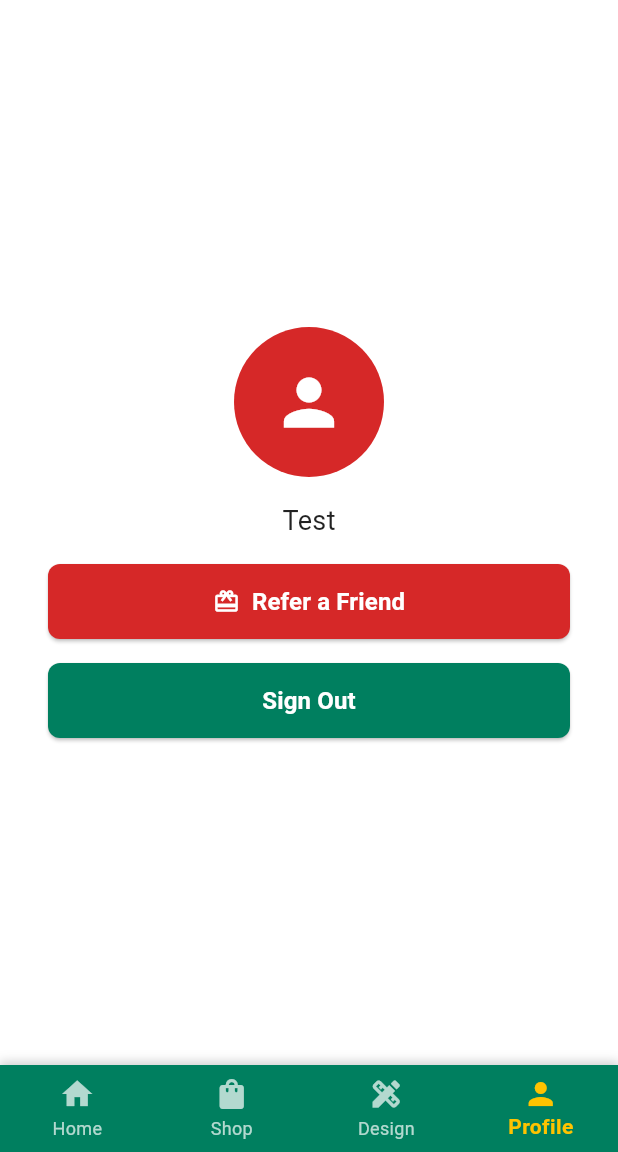
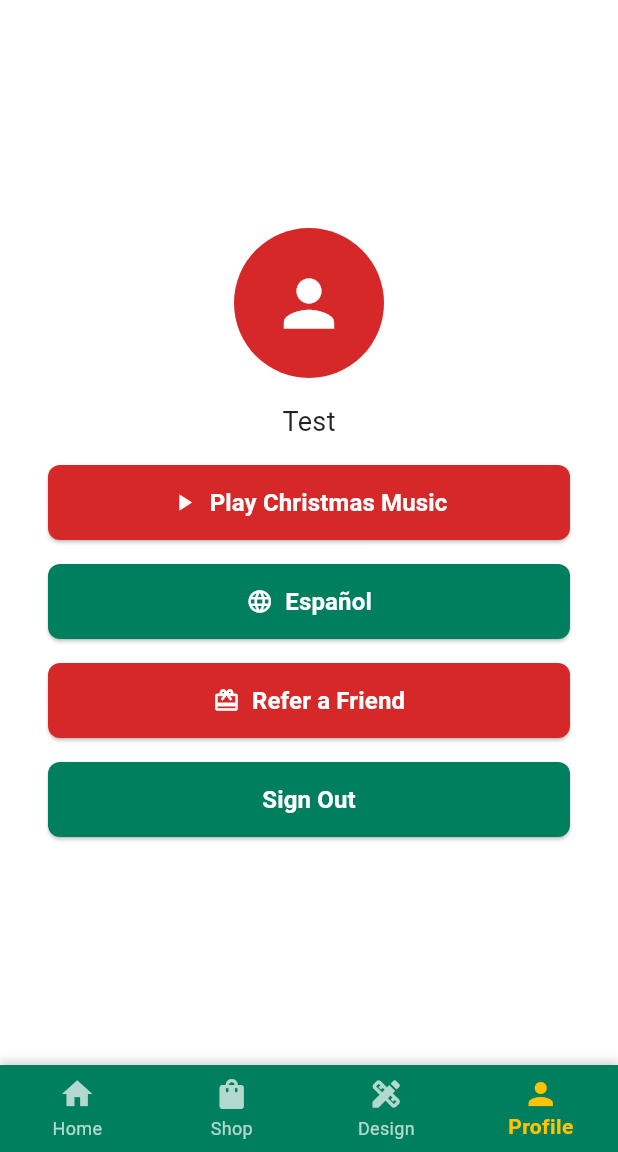
Before and after one commit to samiurvit1/Christmas_Tree_App, a Flutter app: the screen it shows after launch, item 4 of the bottom bar chosen, on a phone screen of 412 x 824 dp, the part 84-1236 px from its top. Run offline on Flutter 3.47's test engine with Material 3 defaults, Android fonts, the phone set to English and light mode, and no system bars; our stand-ins replace google_fonts, just_audio; missing offline and left inert: flutter_cube, model_viewer_plus, snow_fall_animation; accounts and stored records are empty; network calls fail.

Commit message:
Changed to images, sound options

```diff
--- a/ChristmasTreeApp/flutter_launcher_icons.yaml
+++ b/ChristmasTreeApp/flutter_launcher_icons.yaml
@@ -3,4 +3,4 @@ flutter_launcher_icons:
   ios: true
   image_path: "assets/logo/christmas_logo.png"
   adaptive_icon_background: "#D62828"
-  adaptive_icon_foreground: "assets/logo/christmas_logo_foreground.png"
+  # adaptive_icon_foreground: "assets/logo/christmas_logo_foreground.png"
--- a/ChristmasTreeApp/lib/pages/home_page.dart
+++ b/ChristmasTreeApp/lib/pages/home_page.dart
@@ -28,10 +28,64 @@ class _HomePageState extends State<HomePage> {
   int _currentIndex = 0;
   double _santaPosition = -100; // Initial position of Santa (off-screen)
   late Timer _timer;
-  final AudioPlayer _audioPlayer = AudioPlayer();
+  static final AudioPlayer _audioPlayer = AudioPlayer(); // Make static
+  bool _isPlaying = true; // Track play state
   final ApiService _apiService = ApiService(); // Instance of ApiService
   List<Product> _featuredProducts = []; // Initialize as an empty list
   List<Category> _categories = [];
+
+  // Add language state and translations
+  String _language = 'en';
+  final Map<String, Map<String, String>> _localizedStrings = {
+    'en': {
+      'christmas_decor': 'Christmas Decor',
+      'home': 'Home',
+      'shop': 'Shop',
+      'design': 'Design',
+      'profile': 'Profile',
+      'categories': 'Categories',
+      'featured_products': 'Featured Products',
+      'refer_a_friend': 'Refer a Friend',
+      'share_spirit': 'Share the Christmas Spirit',
+      'customize_tree': 'Customize Your Christmas Tree',
+      'start_designing': 'Start Designing',
+      'need_stylist': 'Need Help from a Stylist?',
+      'book_stylist': 'Book a Stylist',
+      'pause_music': 'Pause Christmas Music',
+      'play_music': 'Play Christmas Music',
+      'sign_out': 'Sign Out',
+      'language': 'Español',
+      'design_tree': 'Design Your Dream Tree',
+    },
+    'es': {
+      'christmas_decor': 'Decoración Navideña',
+      'home': 'Inicio',
+      'shop': 'Tienda',
+      'design': 'Diseño',
+      'profile': 'Perfil',
+      'categories': 'Categorías',
+      'featured_products': 'Productos Destacados',
+      'refer_a_friend': 'Recomienda a un Amigo',
+      'share_spirit': 'Comparte el Espíritu Navideño',
+      'customize_tree': 'Personaliza tu Árbol de Navidad',
+      'start_designing': 'Comenzar a Diseñar',
+      'need_stylist': '¿Necesitas ayuda de un estilista?',
+      'book_stylist': 'Reservar un Estilista',
+      'pause_music': 'Pausar Música Navideña',
+      'play_music': 'Reproducir Música Navideña',
+      'sign_out': 'Cerrar Sesión',
+      'language': 'English',
+      'design_tree': 'Diseña tu Árbol Soñado',
+    }
+  };
+
+  String t(String key) => _localizedStrings[_language]![key] ?? key;
+
+  void _toggleLanguage() {
+    setState(() {
+      _language = _language == 'en' ? 'es' : 'en';
+    });
+  }
 
   @override
   void initState() {
@@ -40,11 +94,15 @@ class _HomePageState extends State<HomePage> {
     _startSantaAnimation();
     _fetchFeaturedProducts(); // Fetch featured products
     _fetchCategories();
+    _audioPlayer.playerStateStream.listen((state) {
+      setState(() {
+        _isPlaying = state.playing;
+      });
+    });
   }
 
   @override
   void dispose() {
-    _audioPlayer.dispose(); // Dispose of the audio player
     _timer.cancel(); // Cancel the timer when the widget is disposed
     super.dispose();
   }
@@ -61,15 +119,22 @@ class _HomePageState extends State<HomePage> {
   }
 
   void _playChristmasSound() async {
-  try {
-    print('Loading sound asset...');
-    await _audioPlayer.setAsset('assets/sounds/christmas_jingle.mp3'); // Load the sound
-    print('Playing sound...');
-    _audioPlayer.play(); // Play the sound
-  } catch (e) {
-    print('Error playing sound: $e'); // Log any errors
+    try {
+      await _audioPlayer.setAsset('assets/sounds/christmas_jingle.mp3');
+      _audioPlayer.setLoopMode(LoopMode.one); // Loop the sound
+      _audioPlayer.play();
+    } catch (e) {
+      print('Error playing sound: $e');
+    }
   }
-}
+
+  void _toggleMusic() async {
+    if (_isPlaying) {
+      await _audioPlayer.pause();
+    } else {
+      await _audioPlayer.play();
+    }
+  }
 
   void _fetchFeaturedProducts() async {
     try {
@@ -98,9 +163,9 @@ class _HomePageState extends State<HomePage> {
   Widget build(BuildContext context) {
     return Scaffold(
       appBar: AppBar(
-        title: const Text(
-          'Christmas Decor',
-          style: TextStyle(color: Colors.white),
+        title: Text(
+          t('christmas_decor'),
+          style: const TextStyle(color: Colors.white),
         ),
         backgroundColor: const Color(0xFFD62828), // Festive Red
         actions: [
@@ -137,22 +202,22 @@ class _HomePageState extends State<HomePage> {
           selectedLabelStyle: const TextStyle(fontWeight: FontWeight.bold),
           elevation: 0, // Using Container's shadow instead
           type: BottomNavigationBarType.fixed,
-          items: const [
+          items: [
             BottomNavigationBarItem(
-              icon: Icon(Icons.home),
-              label: 'Home',
+              icon: const Icon(Icons.home),
+              label: t('home'),
             ),
             BottomNavigationBarItem(
-              icon: Icon(Icons.shopping_bag),
-              label: 'Shop',
+              icon: const Icon(Icons.shopping_bag),
+              label: t('shop'),
             ),
             BottomNavigationBarItem(
-              icon: Icon(Icons.design_services),
-              label: 'Design',
+              icon: const Icon(Icons.design_services),
+              label: t('design'),
             ),
             BottomNavigationBarItem(
-              icon: Icon(Icons.person),
-              label: 'Profile',
+              icon: const Icon(Icons.person),
+              label: t('profile'),
             ),
           ],
         ),
@@ -218,8 +283,8 @@ class _HomePageState extends State<HomePage> {
                   );
                 },
                 child: Text(
-                  'Design Your Dream Tree',
-                  style: TextStyle(
+                  t('design_tree'),
+                  style: const TextStyle(
                     color: Colors.white,
                     fontSize: 24,
                     fontWeight: FontWeight.bold,
@@ -250,9 +315,9 @@ class _HomePageState extends State<HomePage> {
           child: Column(
             crossAxisAlignment: CrossAxisAlignment.start,
             children: [
-              const Text(
-                'Categories',
-                style: TextStyle(
+              Text(
+                t('categories'),
+                style: const TextStyle(
                   fontSize: 20,
                   fontWeight: FontWeight.bold,
                   color: Color(0xFFD62828), // Festive Red
@@ -262,7 +327,7 @@ class _HomePageState extends State<HomePage> {
               SizedBox(
               height: 100,
               child: _categories.isEmpty
-                  ? Center(child: CircularProgressIndicator()) // or show loading
+                  ? const Center(child: CircularProgressIndicator()) // or show loading
                   : ListView.builder(
                       scrollDirection: Axis.horizontal,
                       itemCount: _categories.length,
@@ -282,9 +347,9 @@ class _HomePageState extends State<HomePage> {
           child: Column(
             crossAxisAlignment: CrossAxisAlignment.start,
             children: [
-              const Text(
-                'Featured Products',
-                style: TextStyle(
+              Text(
+                t('featured_products'),
+                style: const TextStyle(
                   fontSize: 20,
                   fontWeight: FontWeight.bold,
                   color: Color(0xFF007F5F), // Festive Green
@@ -315,9 +380,9 @@ class _HomePageState extends State<HomePage> {
           child: Column(
             crossAxisAlignment: CrossAxisAlignment.start,
             children: [
-              const Text(
-                'Refer a Friend',
-                style: TextStyle(
+              Text(
+                t('refer_a_friend'),
+                style: const TextStyle(
                   fontSize: 20,
                   fontWeight: FontWeight.bold,
                   color: Color(0xFFD62828), // Festive Red
@@ -332,7 +397,7 @@ class _HomePageState extends State<HomePage> {
                   );
                 },
                 icon: const Icon(Icons.card_giftcard),
-                label: const Text('Share the Christmas Spirit'),
+                label: Text(t('share_spirit')),
                 style: ElevatedButton.styleFrom(
                   backgroundColor: const Color(0xFFD62828), // Festive Red
                   foregroundColor: Colors.white,
@@ -498,14 +563,44 @@ IconData getCupertinoIcon(String iconName) {
             style: const TextStyle(fontSize: 18),
           ),
           const SizedBox(height: 16),
+          // Music Play/Pause Button
+          Padding(
+            padding: const EdgeInsets.symmetric(horizontal: 32.0),
+            child: ElevatedButton.icon(
+              icon: Icon(_isPlaying ? Icons.pause : Icons.play_arrow),
+              label: Text(_isPlaying ? t('pause_music') : t('play_music')),
+              style: ElevatedButton.styleFrom(
+                backgroundColor: const Color(0xFFD62828),
+                foregroundColor: Colors.white,
+                minimumSize: const Size(double.infinity, 50),
+              ),
+              onPressed: _toggleMusic,
+            ),
+          ),
+          const SizedBox(height: 16),
+          // Language Change Button
+          Padding(
+            padding: const EdgeInsets.symmetric(horizontal: 32.0),
+            child: ElevatedButton.icon(
+              icon: const Icon(Icons.language),
+              label: Text(t('language')),
+              style: ElevatedButton.styleFrom(
+                backgroundColor: const Color(0xFF007F5F),
+                foregroundColor: Colors.white,
+                minimumSize: const Size(double.infinity, 50),
+              ),
+              onPressed: _toggleLanguage,
+            ),
+          ),
+          const SizedBox(height: 16),
           // Refer a Friend Button
           Padding(
             padding: const EdgeInsets.symmetric(horizontal: 32.0),
             child: ElevatedButton.icon(
               icon: const Icon(Icons.card_giftcard),
-              label: const Text('Refer a Friend'),
+              label: Text(t('refer_a_friend')),
               style: ElevatedButton.styleFrom(
-                backgroundColor: const Color(0xFFD62828), // Festive Red
+                backgroundColor: const Color(0xFFD62828),
                 foregroundColor: Colors.white,
                 minimumSize: const Size(double.infinity, 50),
               ),
@@ -524,14 +619,14 @@ IconData getCupertinoIcon(String iconName) {
             padding: const EdgeInsets.symmetric(horizontal: 32.0),
             child: ElevatedButton(
               style: ElevatedButton.styleFrom(
-                backgroundColor: const Color(0xFF007F5F), // Festive Green
+                backgroundColor: const Color(0xFF007F5F),
                 foregroundColor: Colors.white,
                 minimumSize: const Size(double.infinity, 50),
               ),
               onPressed: () {
                 // Logout logic
               },
-              child: const Text('Sign Out'),
+              child: Text(t('sign_out')),
             ),
           ),
         ],
```
Also changed, not shown: ChristmasTreeApp/lib/pages/customize_tree_page.dart (+130 -86 lines), ChristmasTreeApp/pubspec.yaml (+10 -0 lines), ChristmasTreeApp/assets/images/ornament_blue.png (added), ChristmasTreeApp/assets/images/ornament_gold.png (added), ChristmasTreeApp/assets/images/ornament_gold2.png (added), ChristmasTreeApp/assets/images/ornament_green.png (added), ChristmasTreeApp/assets/images/ornament_red.png (added), ChristmasTreeApp/assets/images/ornament_silver.png (added), 6 other files.
